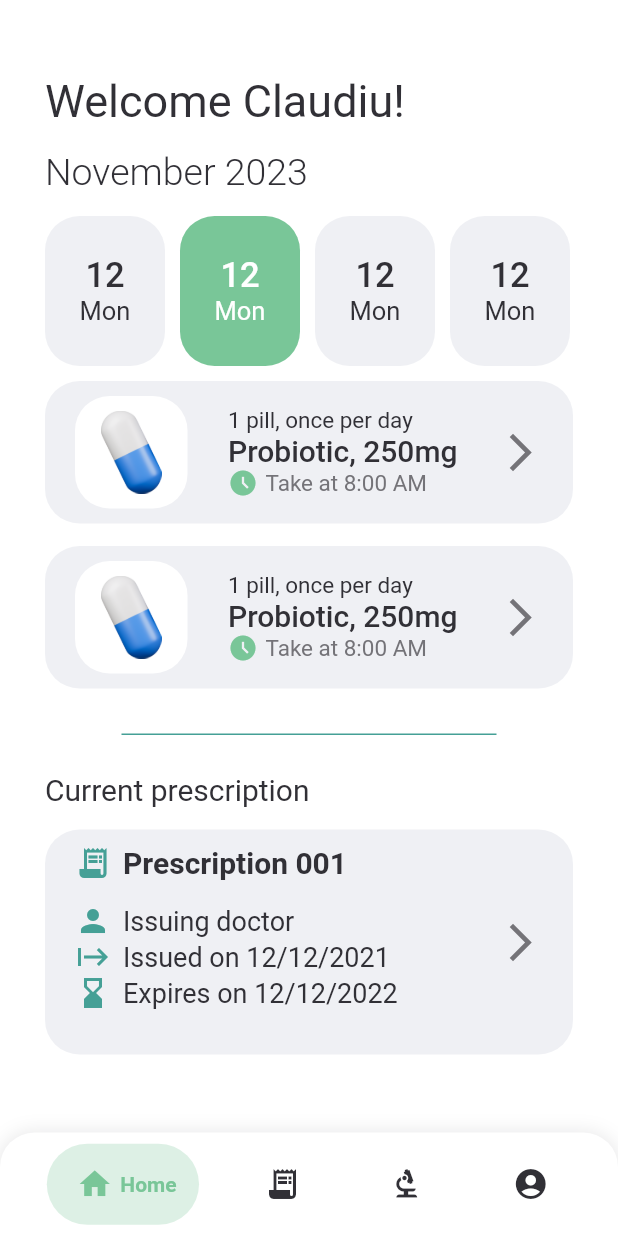
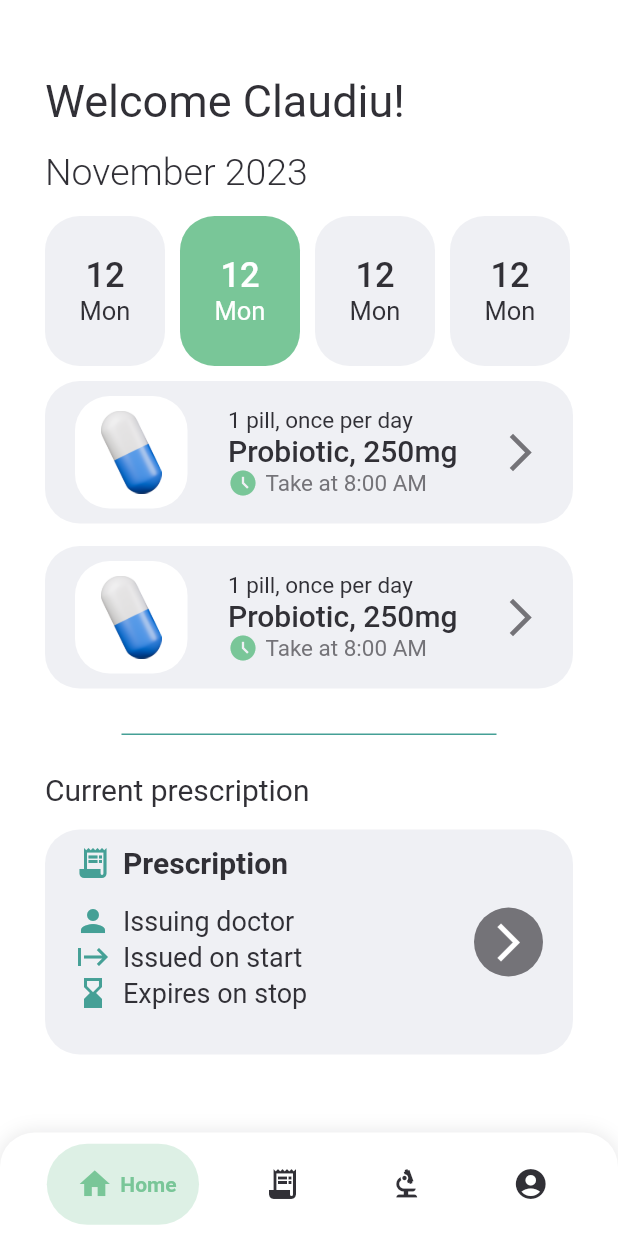
Before and after one commit to Team-Redevo/HealthHub, a Flutter app: the screen it shows after launch, on a phone screen of 412 x 824 dp. Run offline on Flutter 3.47's test engine with Material 2 defaults, Android fonts, the phone set to English and light mode, and no system bars; drawn by our look-alikes of flutter_slidable, google_nav_bar; our stand-ins replace cloud_firestore, firebase_core; accounts and stored records are empty; Roboto replaces fonts that are missing (Poppins).

Commit message:
finish backend for prescription page

```diff
--- a/health_hub_user_app/lib/homepage.dart
+++ b/health_hub_user_app/lib/homepage.dart
@@ -1,3 +1,5 @@
+import 'package:cloud_firestore/cloud_firestore.dart';
+import 'package:firebase_core/firebase_core.dart';
 import 'package:flutter/material.dart';
 import 'package:health_hub_user_app/utils/custom_prescription_info_card.dart';
 import 'main.dart';
@@ -15,6 +17,7 @@
 }
 
 class _HomePageState extends State<HomePage> {
+
   @override
   void initState() {
     super.initState();
@@ -122,7 +125,7 @@
                     onTap: () {
                       // TO DO: Navigate to prescription page
                     },
-                    child: PrescriptionInfoCard()),
+                    child: PrescriptionInfoCard("start", "stop", ["prescription"])),
               ],
             ),
           ],
--- a/health_hub_user_app/lib/main.dart
+++ b/health_hub_user_app/lib/main.dart
@@ -1,7 +1,11 @@
+import 'package:cloud_firestore/cloud_firestore.dart';
+import 'package:firebase_core/firebase_core.dart';
 import 'package:flutter/material.dart';
 import 'package:health_hub_user_app/homepage.dart';
 import 'package:google_nav_bar/google_nav_bar.dart';
 import 'package:health_hub_user_app/prescription_page.dart';
+
+import 'firebase_options.dart';
 
 // Colors
 const Color primaryColor = Color.fromRGBO(121, 198, 152, 1);
@@ -20,6 +24,11 @@
 Future<void> main() async {
   // Check if user is logged in and choose the page
   int page = 0;
+
+  WidgetsFlutterBinding.ensureInitialized();
+  await Firebase.initializeApp(
+  options: DefaultFirebaseOptions.currentPlatform,
+);
 
   runApp(App(pageId: page));
 }
@@ -57,6 +66,8 @@
       PrescriptionPage(),
     ];
   }
+
+  FirebaseFirestore firestore = FirebaseFirestore.instance;
 
   @override
   Widget build(BuildContext context) {
--- a/health_hub_user_app/lib/utils/custom_prescription_info_card.dart
+++ b/health_hub_user_app/lib/utils/custom_prescription_info_card.dart
@@ -1,8 +1,13 @@
+import "package:firebase_core/firebase_core.dart";
 import "package:flutter/material.dart";
 import "package:health_hub_user_app/main.dart";
 
 class PrescriptionInfoCard extends StatelessWidget {
-  PrescriptionInfoCard();
+  final String prescriptionDateStart;
+  final String prescriptionDateFinal;
+  final List<String> prescriptionRow;
+
+  PrescriptionInfoCard(this.prescriptionDateStart, this.prescriptionDateFinal, this.prescriptionRow);
 
   @override
   Widget build(BuildContext context) {
@@ -25,18 +30,19 @@
                 mainAxisAlignment: MainAxisAlignment.start,
                 crossAxisAlignment: CrossAxisAlignment.start,
                 children: [
-                  Row(
+                  // title
+                  const Row(
                     children: [
                       Icon(
-                        Icons.receipt_long, // Choose the appropriate icon
-                        color: secondaryColor, // Customize the icon color
-                        size: 24, // Customize the icon size
+                        Icons.receipt_long,
+                        color: secondaryColor,
+                        size: 24,
                       ),
                       SizedBox(
                           width:
-                              8), // Adjust the space between the icon and text
+                              8),
                       Text(
-                        "Prescription 001",
+                        "Prescription",
                         style: TextStyle(
                           color: primaryTextColor,
                           fontSize: 20,
@@ -45,18 +51,19 @@
                       ),
                     ],
                   ),
-                  Padding(
-                    padding: const EdgeInsets.only(top: 15),
+                  // issuing doctor
+                  const Padding(
+                    padding: EdgeInsets.only(top: 15),
                     child: Row(
                       children: [
                         Icon(
-                          Icons.person, // Choose the appropriate icon
-                          color: secondaryColor, // Customize the icon color
-                          size: 24, // Customize the icon size
+                          Icons.person,
+                          color: secondaryColor,
+                          size: 24,
                         ),
                         SizedBox(
                             width:
-                                8), // Adjust the space between the icon and text
+                                8),
                         Text(
                           "Issuing doctor",
                           style: TextStyle(
@@ -68,19 +75,18 @@
                       ],
                     ),
                   ),
+                  // issue date
                   Row(
                     children: [
-                      Icon(
+                      const Icon(
                         Icons.start, // Choose the appropriate icon
                         color: secondaryColor, // Customize the icon color
                         size: 24, // Customize the icon size
                       ),
-                      SizedBox(
-                          width:
-                              8), // Adjust the space between the icon and text
+                      const SizedBox(width:8), // Adjust the space between the icon and text
                       Text(
-                        "Issued on 12/12/2021",
-                        style: TextStyle(
+                        "Issued on $prescriptionDateStart",
+                        style: const TextStyle(
                           color: primaryTextColor,
                           fontSize: 18,
                           fontWeight: FontWeight.normal,
@@ -88,19 +94,18 @@
                       ),
                     ],
                   ),
+                  // expiry date
                   Row(
                     children: [
-                      Icon(
+                      const Icon(
                         Icons.hourglass_bottom, // Choose the appropriate icon
                         color: secondaryColor, // Customize the icon color
                         size: 24, // Customize the icon size
                       ),
-                      SizedBox(
-                          width:
-                              8), // Adjust the space between the icon and text
+                      const SizedBox(width:8), // Adjust the space between the icon and text
                       Text(
-                        "Expires on 12/12/2022",
-                        style: TextStyle(
+                        "Expires on $prescriptionDateFinal",
+                        style: const TextStyle(
                           color: primaryTextColor,
                           fontSize: 18,
                           fontWeight: FontWeight.normal,
@@ -111,10 +116,71 @@
                 ],
               ),
             ),
-            Icon(Icons.arrow_forward_ios, color: secondaryTextColor, size: 30)
+            // this is the button that will show the modal
+            InkWell(
+              onTap: () {
+                _showModal(context);
+              },
+              child: Container(
+                padding: const EdgeInsets.all(8),
+                decoration: const BoxDecoration(
+                  shape: BoxShape.circle,
+                  color: secondaryTextColor,
+                ),
+                child: const Icon(
+                  Icons.arrow_forward_ios,
+                  color: Colors.white,
+                  size: 30,
+                ),
+              ),
+            ),
           ],
         ),
       ),
     );
   }
+
+
+  void _showModal(BuildContext context) {
+    showModalBottomSheet(
+      context: context,
+      isScrollControlled: true,
+      backgroundColor: Colors.transparent,
+      builder: (context) => FractionallySizedBox(
+        heightFactor: 0.7,
+        child: Container(
+          padding: EdgeInsets.all(16),
+          decoration: BoxDecoration(
+            color: Colors.white,
+            borderRadius: BorderRadius.vertical(top: Radius.circular(20.0)),
+          ),
+          child: Column(
+            crossAxisAlignment: CrossAxisAlignment.start,
+            mainAxisSize: MainAxisSize.min,
+            children: [
+              Text(
+                'Prescription Details',
+                style: TextStyle(
+                  fontSize: 20,
+                  fontWeight: FontWeight.bold,
+                ),
+              ),
+              SizedBox(height: 16),
+              for (int i = 2; i < prescriptionRow.length; i++)
+                Column(
+                  crossAxisAlignment: CrossAxisAlignment.start,
+                  children: [
+                    Text('SubstanceName: ' + prescriptionRow[i].split(",")[0].toString()),
+                    Text('Miligrams: ' + prescriptionRow[i].split(",")[1].toString()),
+                    Text('Dosage: ' + prescriptionRow[i].split(",")[2].toString()),
+                    Text('Period: ' + prescriptionRow[i].split(",")[3].toString()),
+                    SizedBox(height: 16),
+                  ],
+                ),
+            ],
+          ),
+        ),
+      ),
+    );
+  }
 }
--- a/health_hub_user_app/pubspec.yaml
+++ b/health_hub_user_app/pubspec.yaml
@@ -37,6 +37,8 @@
   cupertino_icons: ^1.0.2
   google_nav_bar: ^5.0.6
   flutter_slidable: ^3.0.1
+  firebase_core: ^2.22.0
+  cloud_firestore: ^4.13.1
 
 dev_dependencies:
   flutter_test:
```
Also changed, not shown: health_hub_user_app/lib/prescription_page.dart (+36 -5 lines), health_hub_user_app/pubspec.lock, 4 other files.
